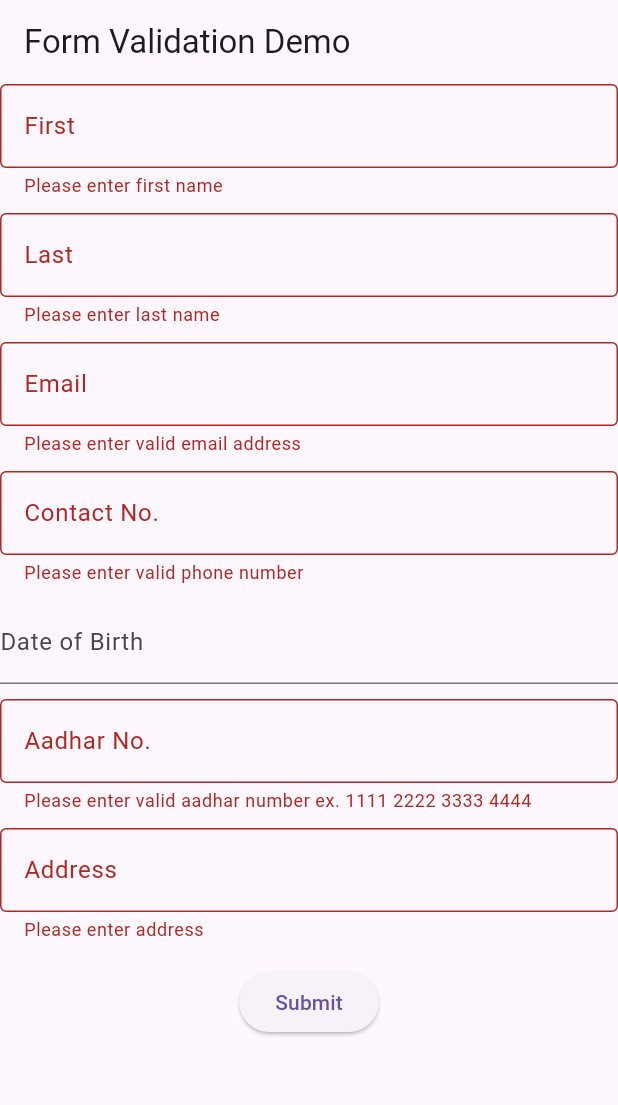
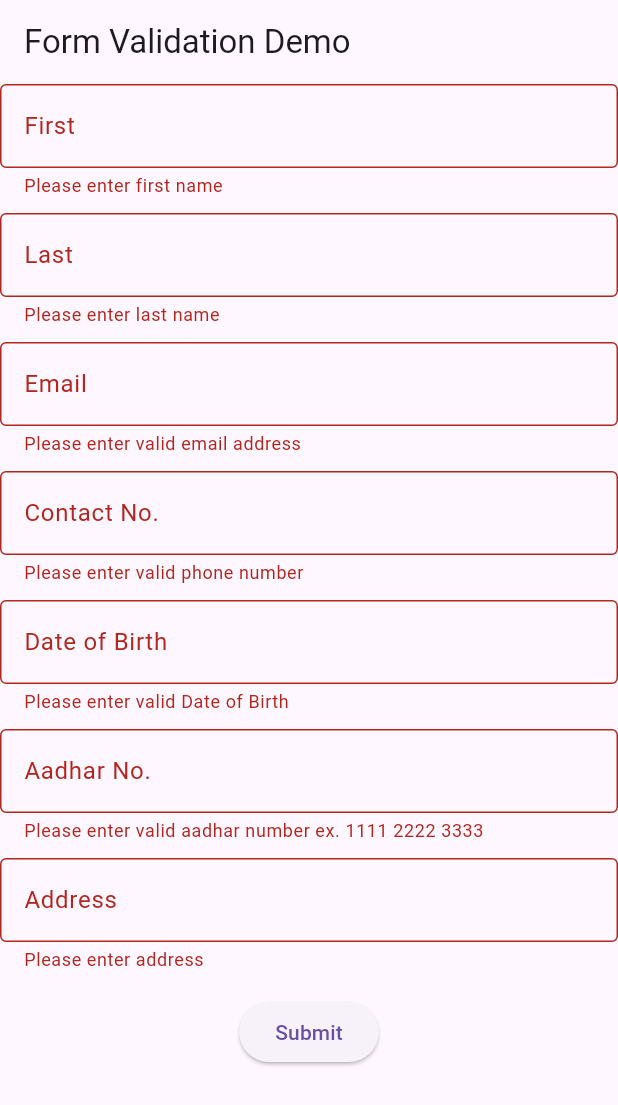
Before and after one commit to CelineSelke/MAD_inclass10, a Flutter app: the screen it shows after launch, after a tap on "Submit", on a phone screen of 412 x 824 dp. Shown: the top 1105 px of the screen. Run offline on Flutter 3.47's test engine with Material 3 defaults, Android fonts, the phone set to English and light mode, and no system bars.

Commit message:
added final changes

```diff
--- a/lib/main.dart
+++ b/lib/main.dart
@@ -113,6 +113,7 @@ class MyCustomFormState extends State<MyCustomForm> {
           TextFormField(
             controller: _controller,
             decoration: const InputDecoration(
+              border: OutlineInputBorder(),
               hintText: "Date of Birth (MM/DD/YY)",
               labelText: "Date of Birth",
             ),
@@ -128,6 +129,12 @@ class MyCustomFormState extends State<MyCustomForm> {
               }
 
             },
+            validator: (value) {
+              if (value == null || value.isEmpty) {
+                return 'Please enter valid Date of Birth';
+              }
+              return null;
+            },
           ),
           SizedBox(height: 10),
           TextFormField(
@@ -139,7 +146,7 @@ class MyCustomFormState extends State<MyCustomForm> {
             // The validator receives the text that the user has entered.
             validator: (value) {
               if (value == null || value.isEmpty || !RegExp(r"\d{4}[\s]?\d{4}[\s]?\d{4}").hasMatch(value)) {
-                return 'Please enter valid aadhar number ex. 1111 2222 3333 4444';
+                return 'Please enter valid aadhar number ex. 1111 2222 3333';
               }
               return null;
             },
```
